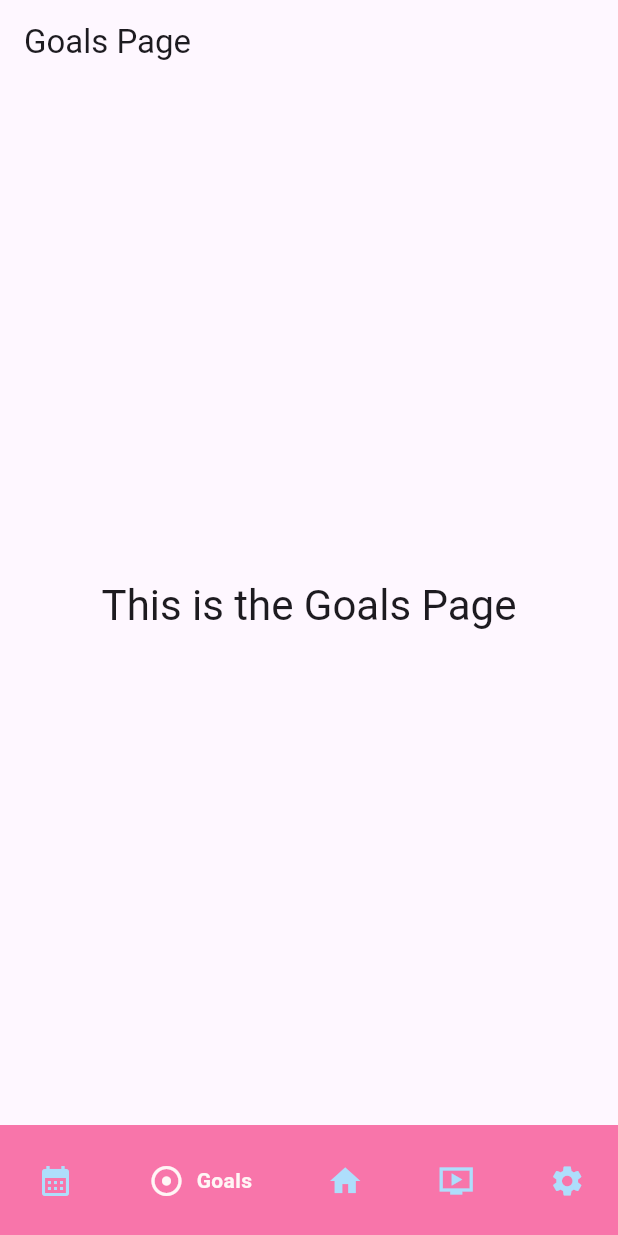
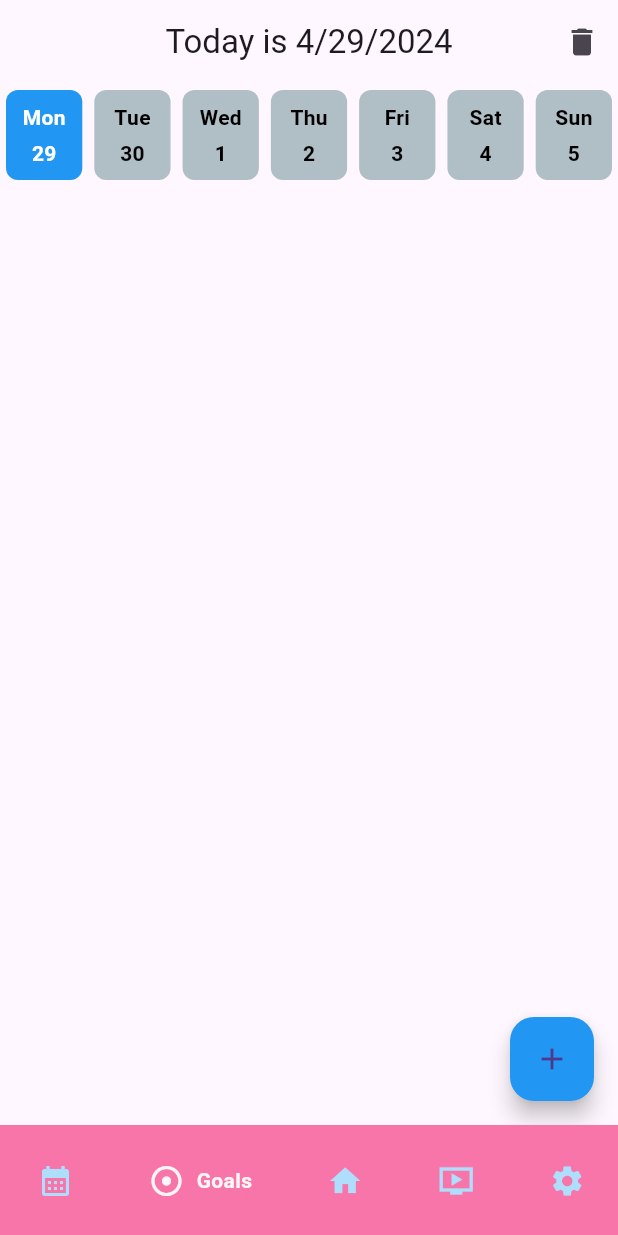
Before and after one commit to ellaMyler/Final_project, a Flutter app: the screen it shows after launch, item 2 of the bottom bar chosen, on a phone screen of 412 x 824 dp. Run offline on Flutter 3.47's test engine with Material 3 defaults, Android fonts, the phone set to English and light mode, and no system bars; drawn by our look-alikes of google_nav_bar; our stand-ins replace shared_preferences, theme_provider, youtube_player_flutter; missing offline and left inert: youtube_explode_dart.

Commit message:
Made the goals page
you can add, mark complete (delete) and clear all goals. It also shows the current week. If I have time I'll try and allow the user to set goals for specific dates but for now this checks the boxes.

```diff
--- a/lib/goals.dart
+++ b/lib/goals.dart
@@ -1,19 +1,205 @@
 import 'package:flutter/material.dart';
+import 'package:intl/intl.dart';
+import 'package:shared_preferences/shared_preferences.dart';
 
-class Goals extends StatelessWidget {
-  const Goals({super.key});
+class Goals extends StatefulWidget {
+  const Goals({Key? key}) : super(key: key);
+
+  @override
+  _GoalsState createState() => _GoalsState();
+}
+
+class _GoalsState extends State<Goals> {
+  List<String> _goals = [];
+
+  @override
+  void initState() {
+    super.initState();
+    _loadGoals();
+  }
+
+  Future<void> _loadGoals() async {
+    SharedPreferences prefs = await SharedPreferences.getInstance();
+    setState(() {
+      _goals = prefs.getStringList('goals') ?? [];
+    });
+  }
+
+  Future<void> _saveGoals() async {
+    SharedPreferences prefs = await SharedPreferences.getInstance();
+    await prefs.setStringList('goals', _goals);
+  }
+
+  void _toggleGoalCompletion(int index) {
+    setState(() {
+      _goals.removeAt(index);
+      _saveGoals(); // Save goals when updated
+    });
+  }
+
+  void _clearAllGoals() {
+    setState(() {
+      _goals.clear();
+      _saveGoals(); // Save empty goals list
+    });
+  }
 
   @override
   Widget build(BuildContext context) {
+    final now = DateTime.now();
+    String date = DateFormat('yMd').format(now);
     return Scaffold(
       appBar: AppBar(
-        title: const Text('Goals Page'),
+        title: Text('Today is $date'),
+        centerTitle: true,
+        actions: [
+          IconButton(
+            icon: Icon(Icons.delete),
+            onPressed: () {
+              _clearAllGoals();
+            },
+          ),
+        ],
       ),
-      body: Center(
-        child: Text(
-          'This is the Goals Page',
-          style: Theme.of(context).textTheme.headline4,
-        ),
+      body: Column(
+        children: [
+          _buildWeekBar(),
+          Expanded(
+            child: ListView.builder(
+              itemCount: _goals.length,
+              itemBuilder: (context, index) {
+                return ListTile(
+                  title: Row(
+                    children: [
+                      Expanded(
+                        child: Text(_goals[index]),
+                      ),
+                      IconButton(
+                        icon: Icon(Icons.check),
+                        onPressed: () {
+                          _toggleGoalCompletion(index);
+                        },
+                      ),
+                    ],
+                  ),
+                );
+              },
+            ),
+          ),
+        ],
+      ),
+      floatingActionButton: FloatingActionButton(
+        onPressed: () {
+          Navigator.push(
+            context,
+            MaterialPageRoute(builder: (context) => WorkGoalsPage(goals: _goals)),
+          ).then((goals) {
+            if (goals != null) {
+              setState(() {
+                _goals = goals;
+                _saveGoals(); // Save goals when updated
+              });
+            }
+          });
+        },
+        child: Icon(Icons.add),
+        backgroundColor: Colors.blue,
+      ),
+      floatingActionButtonLocation: FloatingActionButtonLocation.endFloat,
+    );
+  }
+
+  Widget _buildWeekBar() {
+    final daysOfWeek = ['Mon', 'Tue', 'Wed', 'Thu', 'Fri', 'Sat', 'Sun'];
+    final now = DateTime.now();
+    final startOfWeek = now.subtract(Duration(days: now.weekday - 1));
+
+    return Row(
+      children: List.generate(7, (index) {
+        final day = startOfWeek.add(Duration(days: index));
+        final isCurrentDay = day.day == now.day;
+
+        return Expanded(
+          child: InkWell(
+            onTap: () {
+              // Handle click action here
+            },
+            child: Container(
+              height: 60,
+              margin: EdgeInsets.all(4),
+              decoration: BoxDecoration(
+                color: isCurrentDay ? Colors.blue : Colors.blueGrey[200],
+                borderRadius: BorderRadius.circular(8),
+              ),
+              child: Column(
+                mainAxisAlignment: MainAxisAlignment.center,
+                children: [
+                  Text(
+                    daysOfWeek[index],
+                    style: TextStyle(
+                      fontWeight: FontWeight.bold,
+                      color: isCurrentDay ? Colors.white : Colors.black,
+                    ),
+                  ),
+                  SizedBox(height: 4),
+                  Text(
+                    '${day.day}',
+                    style: TextStyle(
+                      fontWeight: FontWeight.bold,
+                      color: isCurrentDay ? Colors.white : Colors.black,
+                    ),
+                  ),
+                ],
+              ),
+            ),
+          ),
+        );
+      }),
+    );
+  }
+}
+
+class WorkGoalsPage extends StatelessWidget {
+  final List<String> goals;
+
+  WorkGoalsPage({required this.goals});
+
+  @override
+  Widget build(BuildContext context) {
+    TextEditingController _goalController = TextEditingController();
+
+    return Scaffold(
+      appBar: AppBar(
+        title: Text('Work Goals'),
+      ),
+      body: Column(
+        children: [
+          TextField(
+            controller: _goalController,
+            decoration: InputDecoration(
+              labelText: 'Enter your goal',
+              suffixIcon: IconButton(
+                onPressed: () {
+                  if (_goalController.text.isNotEmpty) {
+                    goals.add(_goalController.text);
+                    Navigator.pop(context, goals);
+                  }
+                },
+                icon: Icon(Icons.add),
+              ),
+            ),
+          ),
+          Expanded(
+            child: ListView.builder(
+              itemCount: goals.length,
+              itemBuilder: (context, index) {
+                return ListTile(
+                  title: Text(goals[index]),
+                );
+              },
+            ),
+          ),
+        ],
       ),
     );
   }
--- a/pubspec.yaml
+++ b/pubspec.yaml
@@ -37,6 +37,7 @@ dependencies:
   youtube_player_flutter: ^9.0.1
   youtube_explode_dart: ^2.0.1
   provider: ^6.1.2
+  intl: ^0.17.0
 
   # The following adds the Cupertino Icons font to your application.
   # Use with the CupertinoIcons class for iOS style icons.
```
